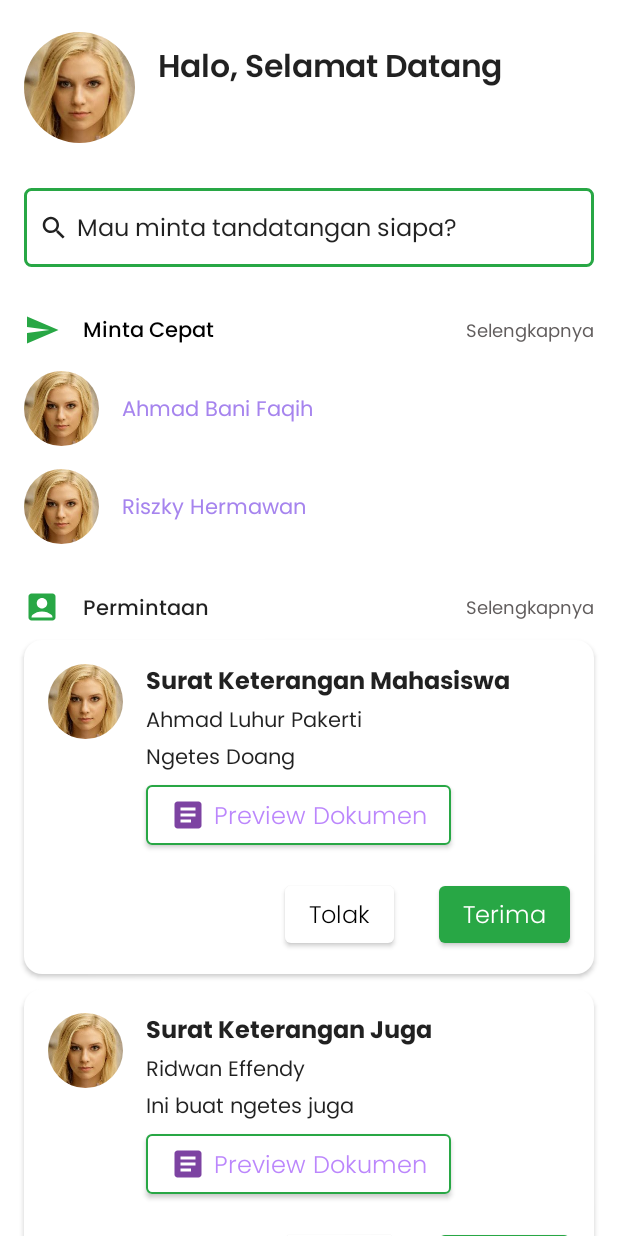
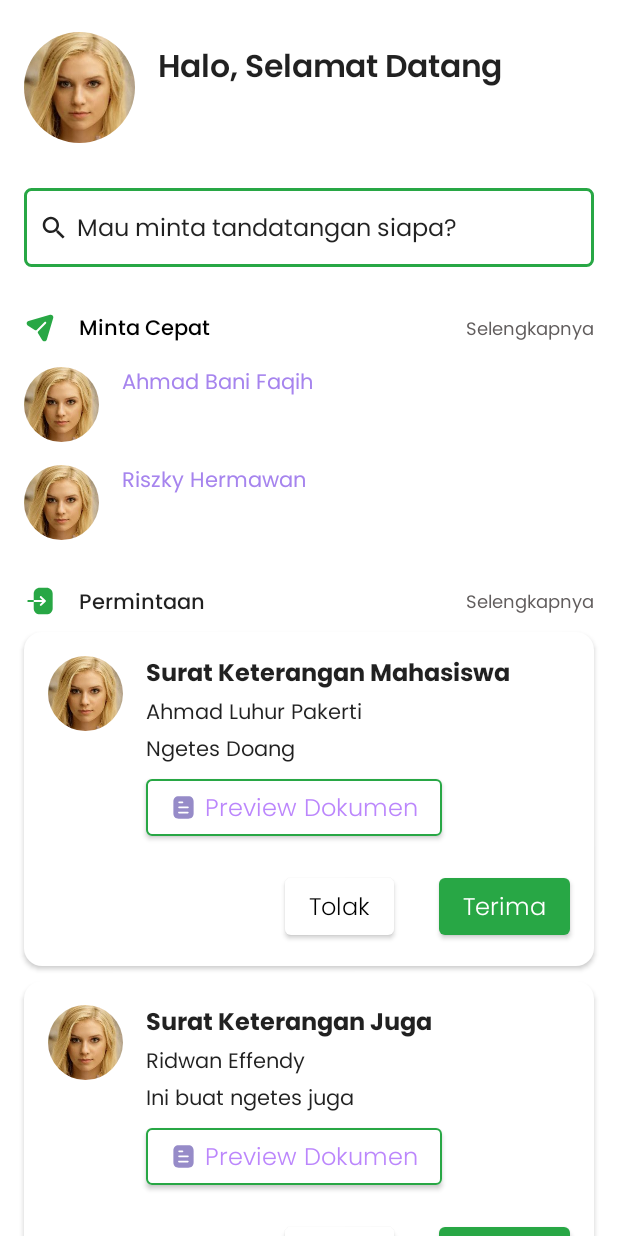
Before and after one commit to Adnif/taio-frontend, an Android app built with Jetpack Compose: the screen it shows after launch (MainActivity), on a phone screen of 412 x 824 dp. Run offline under Robolectric (Android 15) with nearby library versions, the phone set to English and light mode, and no system bars.

Commit message:
Add icon and make fast request clickable

```diff
--- a/app/src/main/java/com/taio/taio/ui/screen/HomeScreen.kt
+++ b/app/src/main/java/com/taio/taio/ui/screen/HomeScreen.kt
@@ -69,7 +69,7 @@ fun HomeScreen(
             verticalAlignment = Alignment.CenterVertically,
         ){
             Icon(
-                imageVector = Icons.Default.Send,
+                painter = painterResource(id = R.drawable.send),
                 contentDescription = "Send Icon",
                 tint = MaterialTheme.colors.primary,
                 modifier = Modifier.padding(end = 15.dp)
@@ -93,7 +93,7 @@ fun HomeScreen(
             )
         }
 
-        FastRequestList(userList = DataSource().loadFastRequest())
+        FastRequestList(userList = DataSource().loadFastRequest(), onClick = {})
 
         Row(
             modifier = modifier
@@ -101,7 +101,7 @@ fun HomeScreen(
             verticalAlignment = Alignment.CenterVertically
         ){
             Icon(
-                imageVector = Icons.Default.AccountBox,
+                painter = painterResource(id = R.drawable.request_bold),
                 contentDescription = null,
                 tint = MaterialTheme.colors.primary,
                 modifier = Modifier.padding(end = 15.dp)
@@ -172,7 +172,7 @@ private fun RequestedList(requests: List<UserRequest>){
 }
 
 @Composable
-private fun FastRequestList(userList: List<User>, modifier: Modifier = Modifier){
+private fun FastRequestList(userList: List<User>, modifier: Modifier = Modifier, onClick: () -> Unit){
     val size = if (userList.size > 3){
         3
     } else {
@@ -180,20 +180,20 @@ private fun FastRequestList(userList: List<User>, modifier: Modifier = Modifier)
     }
     Column {
         for (i in 0..size-1) {
-            FastRequest(userList[i], modifier)
+            FastRequest(userList[i], modifier, onClick)
         }
     }
 }
 
 @Composable
-fun FastRequest(user: User, modifier: Modifier = Modifier){
+fun FastRequest(user: User, modifier: Modifier = Modifier, onClick: () -> Unit){
     Row(
-        verticalAlignment = Alignment.CenterVertically,
         modifier = modifier
-            .padding(top = 15.dp)
+            .clickable { onClick() }
+            .padding(PaddingValues(top = 15.dp))
     ) {
         Image(
-            modifier = Modifier
+            modifier = modifier
                 .padding(end = 15.dp)
                 .size(50.dp)
                 .clip(CircleShape),
--- a/app/src/main/res/drawable/document.xml
+++ b/app/src/main/res/drawable/document.xml
@@ -1,5 +1,10 @@
-<vector android:autoMirrored="true" android:height="24dp"
-    android:tint="#7D43A2" android:viewportHeight="24"
-    android:viewportWidth="24" android:width="24dp" xmlns:android="http://schemas.android.com/apk/res/android">
-    <path android:fillColor="@android:color/white" android:pathData="M19,3L5,3c-1.1,0 -2,0.9 -2,2v14c0,1.1 0.9,2 2,2h14c1.1,0 2,-0.9 2,-2L21,5c0,-1.1 -0.9,-2 -2,-2zM14,17L7,17v-2h7v2zM17,13L7,13v-2h10v2zM17,9L7,9L7,7h10v2z"/>
+<vector xmlns:android="http://schemas.android.com/apk/res/android"
+    android:width="18dp"
+    android:height="18dp"
+    android:viewportWidth="18"
+    android:viewportHeight="18">
+  <path
+      android:pathData="M5.858,1.5H12.143C14.46,1.5 15.75,2.835 15.75,5.122V12.87C15.75,15.195 14.46,16.5 12.143,16.5H5.858C3.578,16.5 2.25,15.195 2.25,12.87V5.122C2.25,2.835 3.578,1.5 5.858,1.5ZM6.06,4.995V4.988H8.302C8.625,4.988 8.887,5.25 8.887,5.572C8.887,5.903 8.625,6.165 8.302,6.165H6.06C5.737,6.165 5.475,5.903 5.475,5.58C5.475,5.258 5.737,4.995 6.06,4.995ZM6.06,9.555H11.94C12.262,9.555 12.525,9.292 12.525,8.97C12.525,8.648 12.262,8.384 11.94,8.384H6.06C5.737,8.384 5.475,8.648 5.475,8.97C5.475,9.292 5.737,9.555 6.06,9.555ZM6.06,12.983H11.94C12.239,12.953 12.465,12.697 12.465,12.398C12.465,12.09 12.239,11.835 11.94,11.805H6.06C5.835,11.783 5.617,11.887 5.497,12.083C5.378,12.27 5.378,12.517 5.497,12.712C5.617,12.9 5.835,13.012 6.06,12.983Z"
+      android:fillColor="#968BC8"
+      android:fillType="evenOdd"/>
 </vector>
--- /dev/null
+++ b/app/src/main/res/drawable/request_bold.xml
@@ -0,0 +1,10 @@
+<vector xmlns:android="http://schemas.android.com/apk/res/android"
+    android:width="21dp"
+    android:height="21dp"
+    android:viewportWidth="21"
+    android:viewportHeight="21">
+  <path
+      android:pathData="M10.4,1.75H14.81C17.014,1.75 18.813,3.5 18.813,5.635V15.365C18.813,17.509 17.014,19.25 14.792,19.25H10.391C8.187,19.25 6.379,17.509 6.379,15.374V11.174H11.982L10.536,12.574C10.265,12.836 10.265,13.265 10.536,13.528C10.671,13.659 10.852,13.72 11.033,13.72C11.205,13.72 11.385,13.659 11.521,13.528L14.159,10.981C14.295,10.859 14.367,10.684 14.367,10.5C14.367,10.325 14.295,10.15 14.159,10.028L11.521,7.481C11.25,7.219 10.807,7.219 10.536,7.481C10.265,7.744 10.265,8.172 10.536,8.435L11.982,9.826H6.379V5.644C6.379,3.5 8.187,1.75 10.4,1.75ZM2.188,10.5C2.188,10.132 2.498,9.826 2.871,9.826H6.379V11.174H2.871C2.498,11.174 2.188,10.876 2.188,10.5Z"
+      android:fillColor="#28A745"
+      android:fillType="evenOdd"/>
+</vector>
--- /dev/null
+++ b/app/src/main/res/drawable/send.xml
@@ -0,0 +1,9 @@
+<vector xmlns:android="http://schemas.android.com/apk/res/android"
+    android:width="21dp"
+    android:height="21dp"
+    android:viewportWidth="21"
+    android:viewportHeight="21">
+  <path
+      android:pathData="M18.756,2.259C18.318,1.81 17.67,1.643 17.066,1.819L2.982,5.915C2.345,6.092 1.893,6.6 1.771,7.245C1.647,7.903 2.081,8.737 2.648,9.085L7.052,11.792C7.504,12.07 8.087,12 8.461,11.623L13.504,6.549C13.758,6.285 14.178,6.285 14.432,6.549C14.686,6.804 14.686,7.218 14.432,7.482L9.38,12.558C9.005,12.934 8.935,13.519 9.211,13.974L11.902,18.422C12.217,18.951 12.76,19.25 13.355,19.25C13.425,19.25 13.504,19.25 13.574,19.241C14.257,19.153 14.799,18.686 15.001,18.026L19.176,3.959C19.36,3.36 19.194,2.708 18.756,2.259"
+      android:fillColor="#28A745"/>
+</vector>
```
Also changed, not shown: app/src/main/res/drawable/home.xml (added, +9 -0 lines), app/src/main/res/drawable/profile.xml (added, +22 -0 lines), app/src/main/res/drawable/request.xml (added, +27 -0 lines), app/src/main/res/drawable/submission.xml (added, +27 -0 lines).
